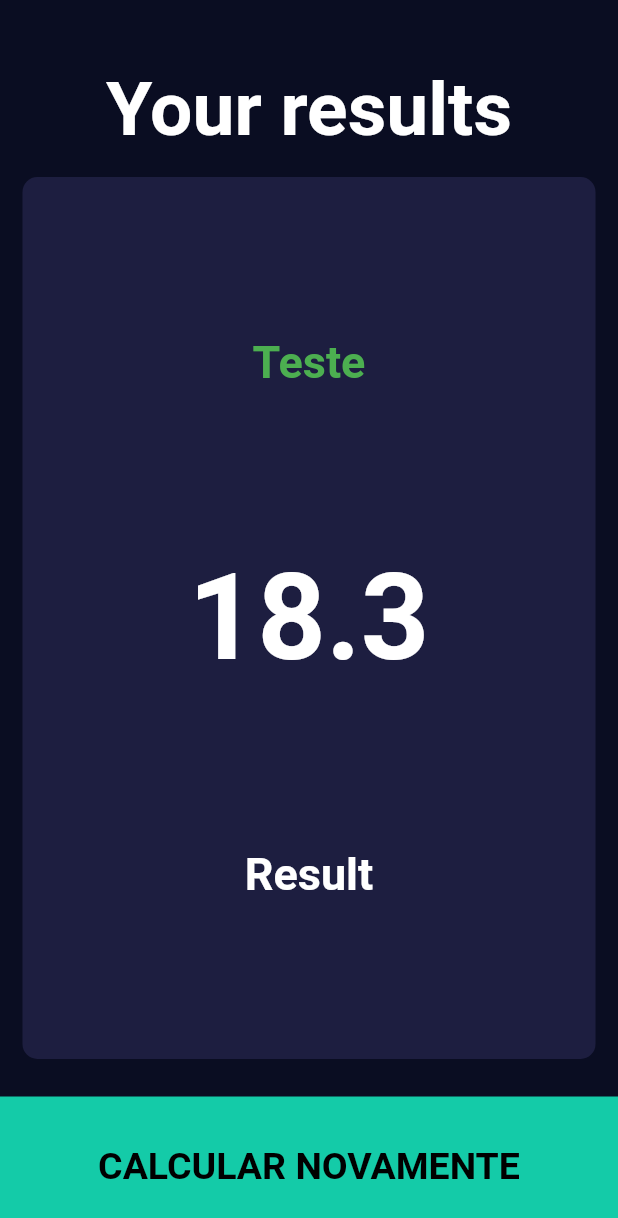
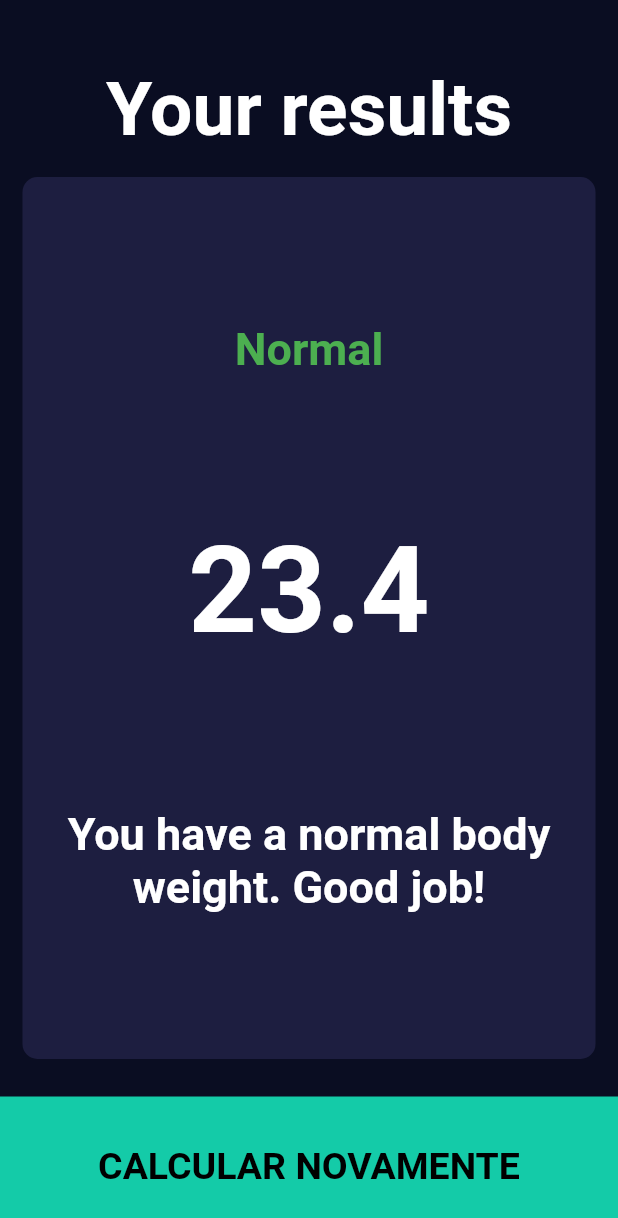
Before and after one commit to Esan2019/Flutter-BMI-Calculator, a Flutter app: the screen it shows after launch, after a tap on "CALCULAR", on a phone screen of 412 x 824 dp. Shown: the top 1218 px of the screen. Run offline on Flutter 3.47's test engine with Material 2 defaults, Android fonts, the phone set to English and light mode, and no system bars; our stand-ins replace font_awesome_flutter.

Commit message:
Core functionality finished

```diff
--- /dev/null
+++ b/lib/calculator.dart
@@ -0,0 +1,35 @@
+import 'dart:math';
+
+class Calculator {
+  Calculator({this.weight, this.height});
+
+  final int height;
+  final int weight;
+
+  double _bmi;
+
+  String calculateBMI() {
+    _bmi = weight / pow(height / 100, 2);
+    return _bmi.toStringAsFixed(1);
+  }
+
+  String getResult() {
+    if (_bmi >= 25) {
+      return 'Overweight';
+    } else if (_bmi > 18.5) {
+      return 'Normal';
+    } else {
+      return 'Underweight';
+    }
+  }
+
+  String getTip() {
+    if (_bmi >= 25) {
+      return 'You have a higher than normal body weight. Try to exercise more.';
+    } else if (_bmi > 18.5) {
+      return 'You have a normal body weight. Good job!';
+    } else {
+      return 'You have a lower than normal body weight. You can eat a bit more.';
+    }
+  }
+}
--- a/lib/input_page.dart
+++ b/lib/input_page.dart
@@ -1,8 +1,10 @@
+import 'package:bmi_calculator/results_page.dart';
 import 'package:bmi_calculator/selectors_row.dart';
 import 'package:flutter/material.dart';
 import 'package:font_awesome_flutter/font_awesome_flutter.dart';
 
 import 'BottomButton.dart';
+import 'calculator.dart';
 import 'constants.dart';
 import 'default_card.dart';
 import 'icon_content.dart';
@@ -186,9 +188,22 @@ class _InputPageState extends State<InputPage> {
                   ],
                 ),
               ),
-              BottomButton(text: 'CALCULAR', onTap: () {
-                Navigator.pushNamed(context, 'result');
-              },)
+              BottomButton(
+                text: 'CALCULAR',
+                onTap: () {
+                  Calculator calc = Calculator(height: height, weight: weight);
+
+                  Navigator.push(
+                      context,
+                      MaterialPageRoute(
+                          builder: (context) =>
+                              ResultsPage(
+                                bmiResult: calc.calculateBMI(),
+                                resultText: calc.getResult(),
+                                resultTip: calc.getTip(),
+                              )));
+                },
+              )
             ],
           ),
         ));
--- a/lib/results_page.dart
+++ b/lib/results_page.dart
@@ -4,6 +4,14 @@ import 'package:bmi_calculator/default_card.dart';
 import 'package:flutter/material.dart';
 
 class ResultsPage extends StatelessWidget {
+  ResultsPage({@required this.bmiResult,
+    @required this.resultText,
+    @required this.resultTip});
+
+  final String bmiResult;
+  final String resultText;
+  final String resultTip;
+
   @override
   Widget build(BuildContext context) {
     return Scaffold(
@@ -30,22 +38,29 @@ class ResultsPage extends StatelessWidget {
                   crossAxisAlignment: CrossAxisAlignment.center,
                   children: <Widget>[
                     Text(
-                      'Teste',
+                      resultText,
                       style: kResultText,
                     ),
                     Text(
-                      '18.3',
+                      bmiResult,
                       style: kBMINumber,
                     ),
-                    Text('Result', style: kResultTip,),
+                    Text(
+                      resultTip,
+                      style: kResultTip,
+                      textAlign: TextAlign.center,
+                    ),
                   ],
                 ),
               ),
             ),
             Expanded(
-              child: BottomButton(text: 'CALCULAR NOVAMENTE', onTap: () {
-                Navigator.pop(context);
-              },),
+              child: BottomButton(
+                text: 'CALCULAR NOVAMENTE',
+                onTap: () {
+                  Navigator.pop(context);
+                },
+              ),
             )
           ],
         ),
```
